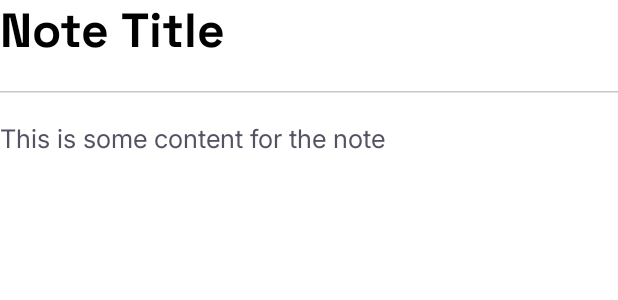
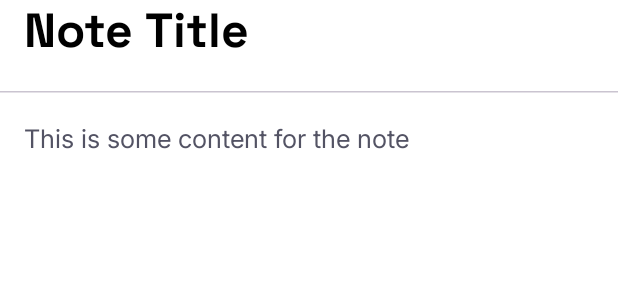
Before and after one commit to holparb/notemark, an Android app built with Jetpack Compose: the @Preview function CreateEditNoteScreenPreview, on a phone screen of 412 x 824 dp. Shown: the top 300 px of the screen. Run offline under Robolectric (Android 15) with nearby library versions, the phone set to English and light mode, and no system bars.

Commit message:
Update note creation viewmodel and ui

```diff
--- a/app/src/main/java/com/holparb/notemark/notes/presentation/create_edit_note/CreateEditNoteAction.kt
+++ b/app/src/main/java/com/holparb/notemark/notes/presentation/create_edit_note/CreateEditNoteAction.kt
@@ -3,4 +3,6 @@ package com.holparb.notemark.notes.presentation.create_edit_note
 sealed interface CreateEditNoteAction {
     data class NoteTitleChanged(val text: String): CreateEditNoteAction
     data class NoteContentChanged(val text: String): CreateEditNoteAction
+    data object CancelClicked: CreateEditNoteAction
+    data object SaveNoteClicked: CreateEditNoteAction
 }
--- a/app/src/main/java/com/holparb/notemark/notes/presentation/create_edit_note/components/CreateEditNote.kt
+++ b/app/src/main/java/com/holparb/notemark/notes/presentation/create_edit_note/components/CreateEditNote.kt
@@ -1,15 +1,22 @@
 package com.holparb.notemark.notes.presentation.create_edit_note.components
 
+import androidx.compose.foundation.layout.Box
 import androidx.compose.foundation.layout.Column
 import androidx.compose.foundation.layout.Spacer
 import androidx.compose.foundation.layout.fillMaxWidth
 import androidx.compose.foundation.layout.height
+import androidx.compose.foundation.layout.padding
 import androidx.compose.foundation.text.BasicTextField
 import androidx.compose.material3.HorizontalDivider
 import androidx.compose.material3.MaterialTheme
+import androidx.compose.material3.Text
 import androidx.compose.runtime.Composable
+import androidx.compose.ui.Alignment
 import androidx.compose.ui.Modifier
+import androidx.compose.ui.graphics.SolidColor
+import androidx.compose.ui.res.stringResource
 import androidx.compose.ui.unit.dp
+import com.holparb.notemark.R
 
 @Composable
 fun CreateEditNote(
@@ -23,10 +30,30 @@ fun CreateEditNote(
         modifier = modifier.fillMaxWidth()
     ) {
         BasicTextField(
+            modifier = Modifier
+                .fillMaxWidth()
+                .padding(horizontal = 16.dp),
             value = title,
             onValueChange = onTitleChange,
             singleLine = true,
-            textStyle = MaterialTheme.typography.titleLarge
+            textStyle = MaterialTheme.typography.titleLarge,
+            cursorBrush = SolidColor(MaterialTheme.colorScheme.primary),
+            decorationBox = { innerTextField ->
+                Box(
+                    modifier = Modifier.fillMaxWidth(),
+                    contentAlignment = Alignment.CenterStart
+                ) {
+                    if (title.isBlank()) {
+                        Text(
+                            text = stringResource(R.string.note_title_hint),
+                            style = MaterialTheme.typography.titleLarge.copy(
+                                color = MaterialTheme.colorScheme.onSurfaceVariant
+                            )
+                        )
+                    }
+                    innerTextField()
+                }
+            }
         )
         Spacer(modifier = Modifier.height(20.dp))
         HorizontalDivider(
@@ -34,11 +61,15 @@ fun CreateEditNote(
         )
         Spacer(modifier = Modifier.height(20.dp))
         BasicTextField(
+            modifier = Modifier
+                .fillMaxWidth()
+                .padding(horizontal = 16.dp),
             value = content,
             onValueChange = onContentChange,
             textStyle = MaterialTheme.typography.bodyLarge.copy(
                 color = MaterialTheme.colorScheme.onSurfaceVariant
-            )
+            ),
+            cursorBrush = SolidColor(MaterialTheme.colorScheme.primary)
         )
     }
 }
--- a/app/src/main/res/values/strings.xml
+++ b/app/src/main/res/values/strings.xml
@@ -35,4 +35,5 @@
     <string name="note_mark">NoteMark</string>
     <string name="empty_note_list_text">You’ve got an empty board,\nlet’s place your first note on it!</string>
     <string name="add_note">Add note</string>
+    <string name="note_title_hint">Note Title</string>
 </resources>
```
Also changed, not shown: app/src/main/java/com/holparb/notemark/notes/presentation/create_edit_note/CreateEditNoteViewModel.kt (+42 -3 lines).
